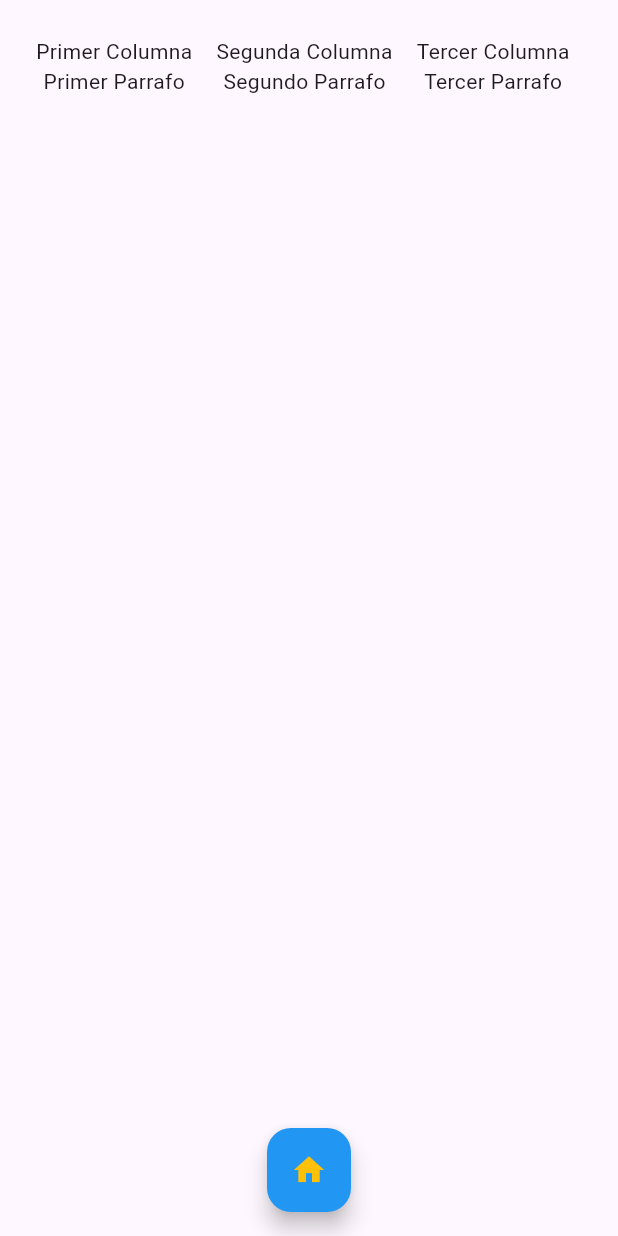
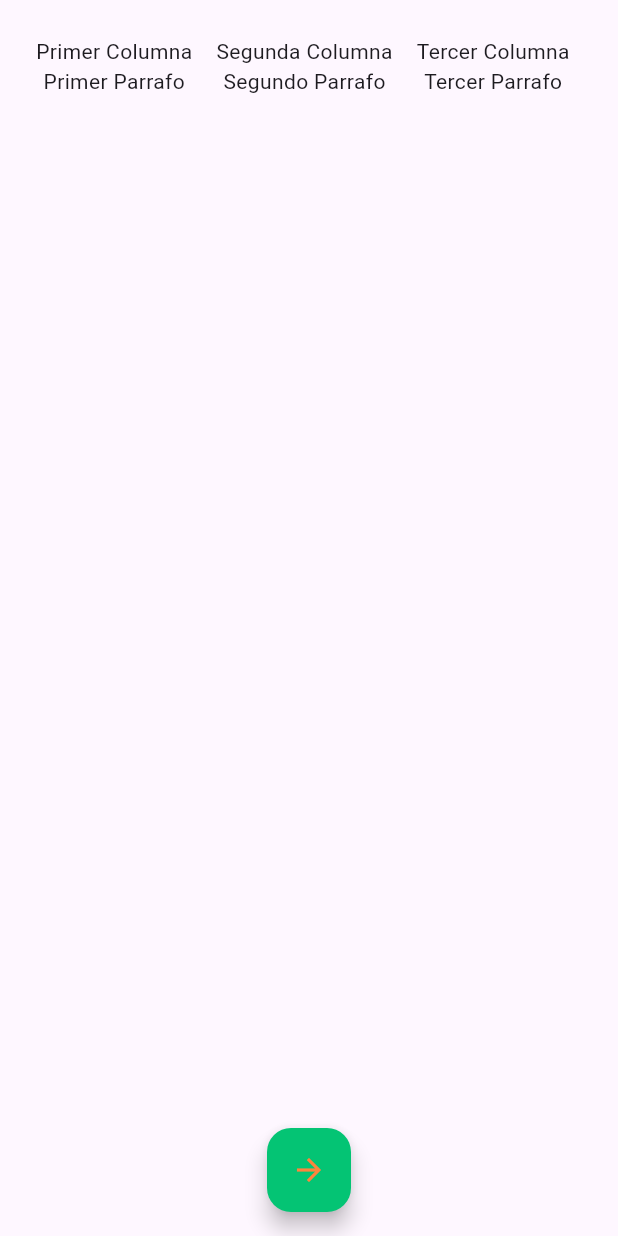
Before and after one commit to yahirdev13/flutter_learning, a Flutter app: the screen it shows after launch, on a phone screen of 412 x 824 dp. Run offline on Flutter 3.47's test engine with Material 3 defaults, Android fonts, the phone set to English and light mode, and no system bars.

Commit message:
cambio en home

```diff
--- a/lib/widgets/home.dart
+++ b/lib/widgets/home.dart
@@ -2,10 +2,10 @@ import 'package:flutter/material.dart';
 import 'package:flutter_application_1/widgets/content_column.dart';
 
 class Home extends StatelessWidget {
-const Home({ super.key });
+  const Home({super.key});
 
   @override
-  Widget build(BuildContext context){
+  Widget build(BuildContext context) {
     return Scaffold(
       body: const Padding(
         padding: EdgeInsets.all(16.0),
@@ -27,9 +27,10 @@ const Home({ super.key });
         ),
       ),
       floatingActionButton: FloatingActionButton(
-        backgroundColor: Colors.blue, foregroundColor: Colors.amber,
-        onPressed: ()=> print('Hola'),
-        child: Icon(Icons.home),
+        backgroundColor: const Color.fromARGB(255, 4, 196, 116),
+        foregroundColor: const Color.fromARGB(255, 255, 132, 61),
+        onPressed: () => Navigator.pushNamed(context, '/top'),
+        child: Icon(Icons.arrow_forward),
       ),
       floatingActionButtonLocation: FloatingActionButtonLocation.centerFloat,
     );
```
